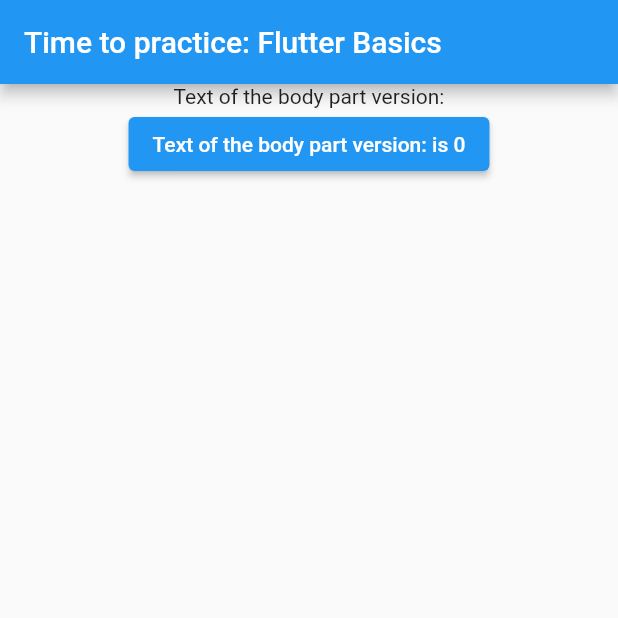
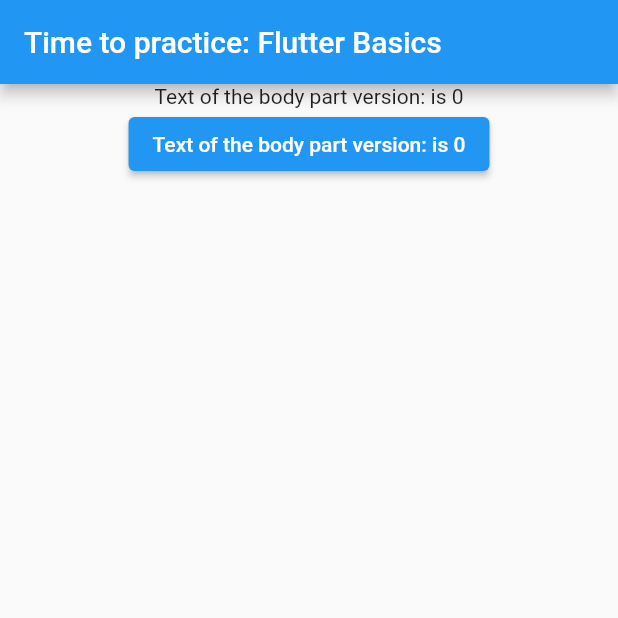
Before and after one commit to fede3mmanuel/practiceflutterbasics, a Flutter app: the screen it shows after launch, on a phone screen of 412 x 824 dp, the top half of it. Run offline on Flutter 3.47's test engine with Material 2 defaults, Android fonts, the phone set to English and light mode, and no system bars.

Commit message:
updated the text to update with the variable

```diff
--- a/lib/main.dart
+++ b/lib/main.dart
@@ -42,7 +42,7 @@
     return Center(
       child: Column(
         children: [
-          Text(bodyText),
+          Text('$bodyText is $count'),
           ElevatedButton(
               child: Text('$bodyText is $count'),
               onPressed: () {
```
